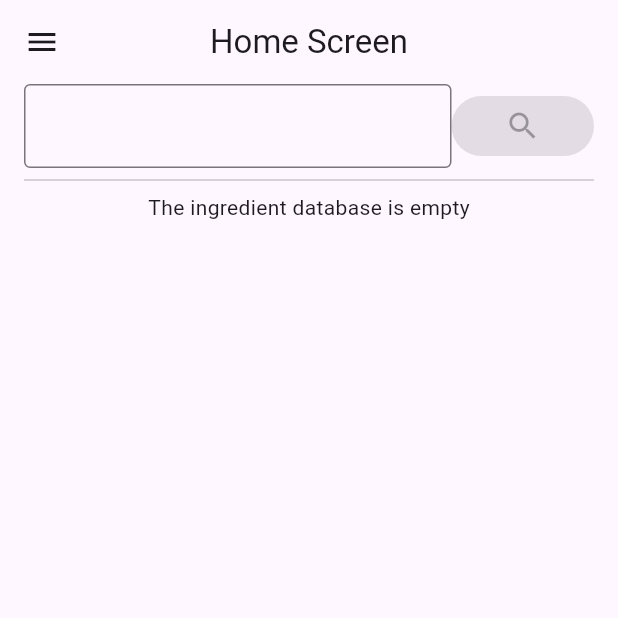
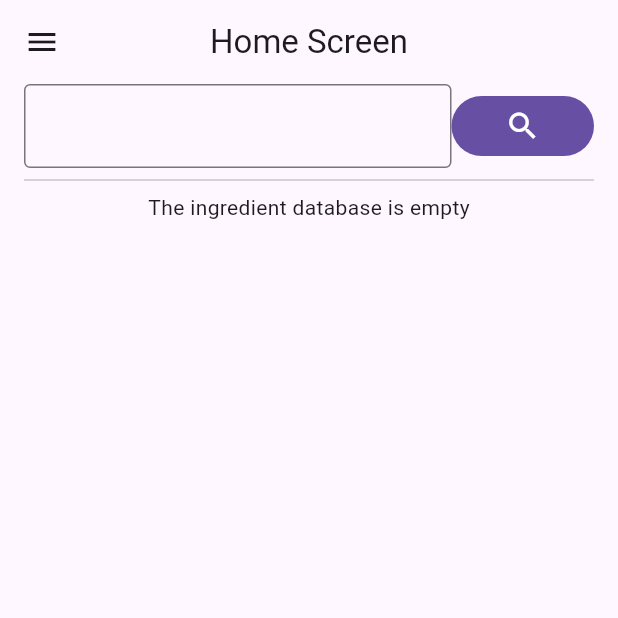
Before and after one commit to nehemiasmunoz/Decoder-F, a Flutter app: the screen it shows after launch, on a phone screen of 412 x 824 dp, the top half of it. Run offline on Flutter 3.47's test engine with Material 3 defaults, Android fonts, the phone set to English and light mode, and no system bars; our stand-ins replace flutter_dotenv, go_router, google_generative_ai, sqflite; accounts and stored records are empty.

Commit message:
Upd: navigation methods Add: passing data to details screens Add: get info from gemini method Add: save ingredient

```diff
--- a/lib/src/presentation/ui/screens/home/home_screen.dart
+++ b/lib/src/presentation/ui/screens/home/home_screen.dart
@@ -1,7 +1,9 @@
+import 'package:decoder/src/data/provider/gemini/gemini_provider.dart';
 import 'package:decoder/src/data/provider/ingredient/ingredient_database_provider.dart';
 import 'package:decoder/src/data/provider/user/user_database_provider.dart';
 import 'package:decoder/src/presentation/ui/components/components.dart';
 import 'package:flutter/material.dart';
+import 'package:go_router/go_router.dart';
 import 'package:provider/provider.dart';
 
 import '../../../../domain/models/models.dart';
@@ -18,7 +20,7 @@ class HomeScreen extends StatelessWidget {
         child: user.name == ""
             ? ElevatedButton(
                 onPressed: () {
-                  Navigator.pushNamed(context, "register");
+                  context.go("/register");
                 },
                 child: const Text("Register"))
             : const DrawerMenu(),
@@ -37,13 +39,17 @@ class HomeScreenBody extends StatelessWidget {
 
   @override
   Widget build(BuildContext context) {
+    GeminiProvider geminiProvider = Provider.of(context);
+    IngredientDatabaseProvider ingredientDatabaseProvider =
+        Provider.of(context);
+
     return Container(
       padding: const EdgeInsets.symmetric(horizontal: 16),
       child: Column(
         mainAxisSize: MainAxisSize.max,
         children: [
-          const Row(mainAxisSize: MainAxisSize.max, children: [
-            Expanded(
+          Row(mainAxisSize: MainAxisSize.max, children: [
+            const Expanded(
               flex: 3,
               child: TextField(
                 maxLines: 1,
@@ -55,8 +61,12 @@ class HomeScreenBody extends StatelessWidget {
             Expanded(
               flex: 1,
               child: IconButton.filled(
-                onPressed: null,
-                icon: Icon(Icons.search),
+                onPressed: () async {
+                  Ingredient ingredient =
+                      await geminiProvider.getIngredientInformation("Azucar");
+                  ingredientDatabaseProvider.addIngredientToDb(ingredient);
+                },
+                icon: const Icon(Icons.search),
               ),
             )
           ]),
@@ -70,7 +80,8 @@ class HomeScreenBody extends StatelessWidget {
                 return ListView.builder(
                   itemCount: value.ingredients.length,
                   itemBuilder: (context, i) => GestureDetector(
-                    onTap: () => Navigator.pushNamed(context, "detail"),
+                    onTap: () =>
+                        context.go("/detail", extra: value.ingredients[i]),
                     child: Card(
                       child: ListTile(
                         title: Text(value.ingredients[i].name),
```
